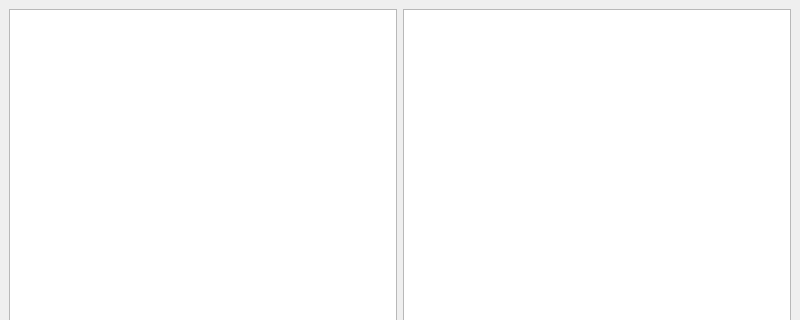
This is mainwindow.ui in SonyaTitova/Lab3_Sonya as Qt 5 draws it before an edit; both pictures show x 0 to 800 and y 0 to 320 of the 800 by 600 pixel window. The edited form follows.
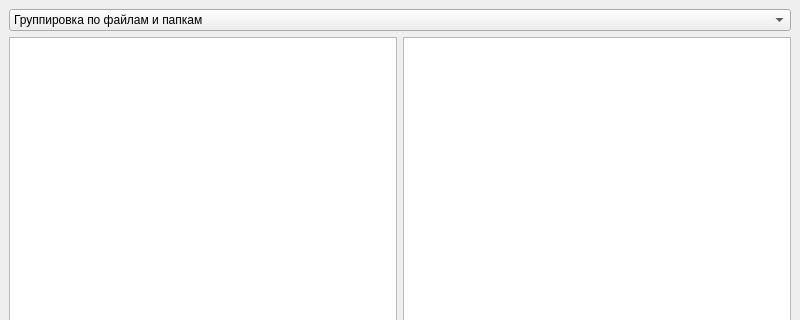
This is the edited form.

Commit message:
Создала поддержку выбора стратегий с помощью QComboBox
И еще немного исправила работу работу функции groupFiles() класса Types_GroupFiles

Diff of the .ui file:
```diff
--- a/mainwindow.ui
+++ b/mainwindow.ui
@@ -15,6 +15,20 @@
   </property>
   <widget class="QWidget" name="centralwidget">
    <layout class="QVBoxLayout" name="verticalLayout">
+    <item>
+     <widget class="QComboBox" name="comboBox">
+      <item>
+       <property name="text">
+        <string>Группировка по файлам и папкам</string>
+       </property>
+      </item>
+      <item>
+       <property name="text">
+        <string>Группировка по типам файлов</string>
+       </property>
+      </item>
+     </widget>
+    </item>
     <item>
      <layout class="QHBoxLayout" name="horizontalLayout">
       <item>
```
The commit also changes 13 other files.
